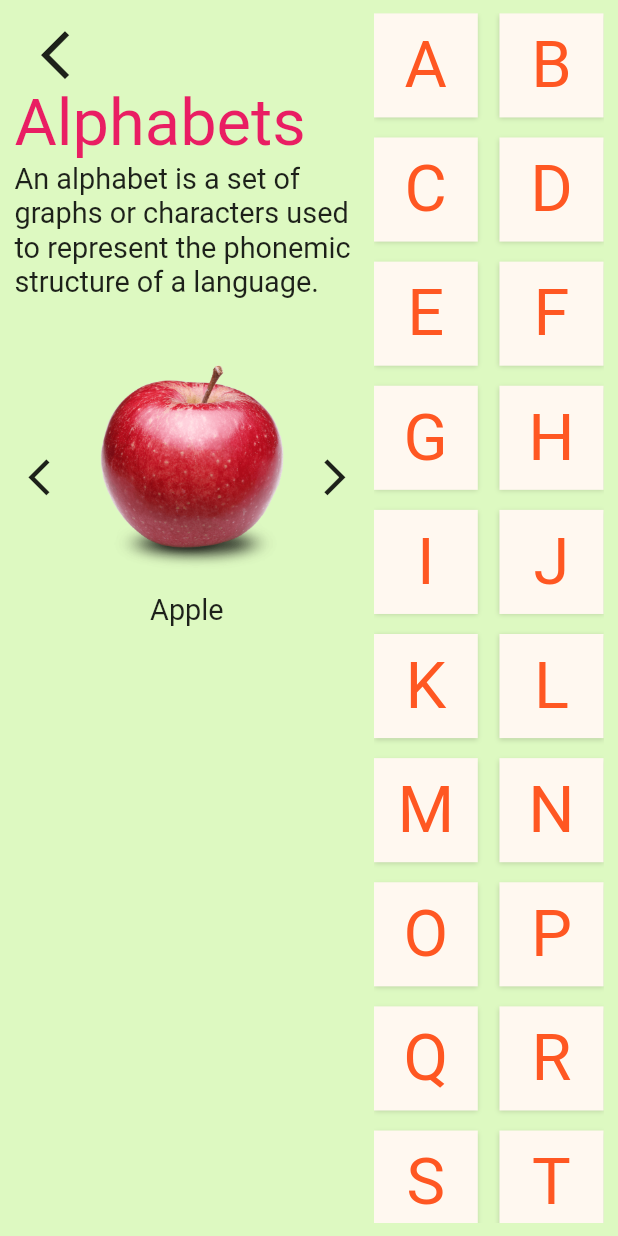
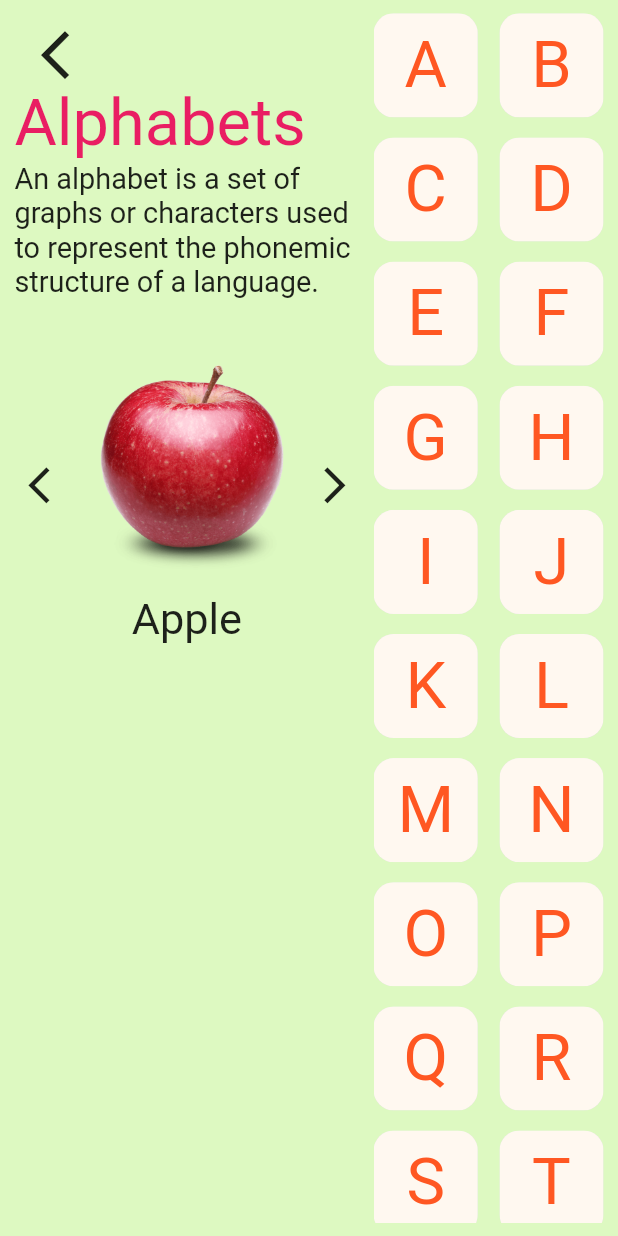
Before and after one commit to NasShihab/kids_time, a Flutter app: the Alphabet screen opened by its route, on a phone screen of 412 x 824 dp. Run offline on Flutter 3.47's test engine with Material 2 defaults, Android fonts, the phone set to English and light mode, and no system bars; our stand-ins replace flutter_screenutil, get, google_fonts; Roboto replaces fonts that are missing (Fruktur, Skranji).

Commit message:
pic show

```diff
--- a/lib/home_page/category/alphabet/alphabet.dart
+++ b/lib/home_page/category/alphabet/alphabet.dart
@@ -85,10 +85,16 @@ class Alphabet extends StatelessWidget {
                                           ),
                                         ),
                                       ),
-                                      Text(fruitList[controller
+                                      FittedBox(
+                                        child: Text(
+                                          fruitList[controller
                                                   .selectedIndex.value]
                                               .title
-                                          .toString(),style: GoogleFonts.secularOne(fontSize: 20.sp),)
+                                              .toString(),
+                                          style: GoogleFonts.secularOne(
+                                              fontSize: 30.sp),
+                                        ),
+                                      ),
                                     ],
                                   ),
                                 );
@@ -128,7 +134,15 @@ class Alphabet extends StatelessWidget {
                       crossAxisCount: 2),
                   itemCount: fruitList.length,
                   itemBuilder: (context, index) {
-                    return Container(
+                    return ClipRRect(
+                      borderRadius: BorderRadius.circular(15.r),
+                      child: Material(
+                        child: InkWell(
+                          splashColor: Colors.deepPurple,
+                          onTap: () {
+                            controller.updateIndex(index);
+                          },
+                          child: Ink(
                             height: 70.h,
                             width: 50.w,
                             decoration: BoxDecoration(
@@ -148,6 +162,9 @@ class Alphabet extends StatelessWidget {
                                     color: Colors.deepOrange, fontSize: 45.sp),
                               ),
                             ),
+                          ),
+                        ),
+                      ),
                     );
                   },
                 ),
--- a/lib/home_page/category/alphabet/controller.dart
+++ b/lib/home_page/category/alphabet/controller.dart
@@ -1,10 +1,144 @@
 import 'package:get/get.dart';
 
+import 'data_model.dart';
+
 class SelectedIndex extends GetxController {
-   final selectedIndex = 0.obs;
+  RxInt selectedIndex = 0.obs;
 
   void updateIndex(index) {
-    index = selectedIndex;
-    index++;
+    selectedIndex.value = index;
   }
+
+  List<FruitData> fruitList = [
+    FruitData(
+        title: 'Apple',
+        alphabet: 'A',
+        image: 'images/fruits/apple.png',
+        description: 'Apple is red'),
+    FruitData(
+        title: 'Banana',
+        alphabet: 'B',
+        image: 'images/fruits/banana.png',
+        description: 'Apple is red'),
+    FruitData(
+        title: 'Cherry',
+        alphabet: 'C',
+        image: 'images/fruits/cherry.png',
+        description: 'Apple is red'),
+    FruitData(
+        title: 'Date',
+        alphabet: 'D',
+        image: 'images/fruits/date.png',
+        description: 'Apple is red'),
+    FruitData(
+        title: 'Elderberry',
+        alphabet: 'E',
+        image: 'images/fruits/elderberry.png',
+        description: 'Apple is red'),
+    FruitData(
+        title: 'Fig',
+        alphabet: 'F',
+        image: 'images/fruits/fig.png',
+        description: 'Apple is red'),
+    FruitData(
+        title: 'Grape',
+        alphabet: 'G',
+        image: 'images/fruits/grape.png',
+        description: 'Apple is red'),
+    FruitData(
+        title: 'Huckleberry',
+        alphabet: 'H',
+        image: 'images/fruits/huckleberry.png',
+        description: 'Apple is red'),
+    FruitData(
+        title: 'I',
+        alphabet: 'I',
+        image: 'images/a.png',
+        description: 'Apple is red'),
+    FruitData(
+        title: 'Jack fruit',
+        alphabet: 'J',
+        image: 'images/fruits/jackfruit.png',
+        description: 'Apple is red'),
+    FruitData(
+        title: 'Kumquat',
+        alphabet: 'K',
+        image: 'images/fruits/kumquat.png',
+        description: 'Apple is red'),
+    FruitData(
+        title: 'Lemon',
+        alphabet: 'L',
+        image: 'images/fruits/lemon.png',
+        description: 'Apple is red'),
+    FruitData(
+        title: 'Mango',
+        alphabet: 'M',
+        image: 'images/fruits/mango.png',
+        description: 'Apple is red'),
+    FruitData(
+        title: 'N',
+        alphabet: 'N',
+        image: 'images/fruits/apple.png',
+        description: 'Apple is red'),
+    FruitData(
+        title: 'Orange',
+        alphabet: 'O',
+        image: 'images/fruits/orange.png',
+        description: 'Apple is red'),
+    FruitData(
+        title: 'Pineapple',
+        alphabet: 'P',
+        image: 'images/fruits/pineapple.png',
+        description: 'Apple is red'),
+    FruitData(
+        title: 'Quince',
+        alphabet: 'Q',
+        image: 'images/fruits/quince.png',
+        description: 'Apple is red'),
+    FruitData(
+        title: 'R',
+        alphabet: 'R',
+        image: 'images/fruits/apple.png',
+        description: 'Apple is red'),
+    FruitData(
+        title: 'Strawberry',
+        alphabet: 'S',
+        image: 'images/fruits/strawberry.png',
+        description: 'Apple is red'),
+    FruitData(
+        title: 'T',
+        alphabet: 'T',
+        image: 'images/fruits/apple.png',
+        description: 'Apple is red'),
+    FruitData(
+        title: 'U',
+        alphabet: 'U',
+        image: 'images/fruits/apple.png',
+        description: 'Apple is red'),
+    FruitData(
+        title: 'V',
+        alphabet: 'V',
+        image: 'images/fruits/apple.png',
+        description: 'Apple is red'),
+    FruitData(
+        title: 'Watermelon',
+        alphabet: 'W',
+        image: 'images/fruits/apple.png',
+        description: 'Apple is red'),
+    FruitData(
+        title: 'X',
+        alphabet: 'X',
+        image: 'images/fruits/apple.png',
+        description: 'Apple is red'),
+    FruitData(
+        title: 'Y',
+        alphabet: 'Y',
+        image: 'images/fruits/apple.png',
+        description: 'Apple is red'),
+    FruitData(
+        title: 'Z',
+        alphabet: 'Z',
+        image: 'images/fruits/apple.png',
+        description: 'Apple is red'),
+  ];
 }
```
Lines whose indentation alone changed are shown as unchanged.
